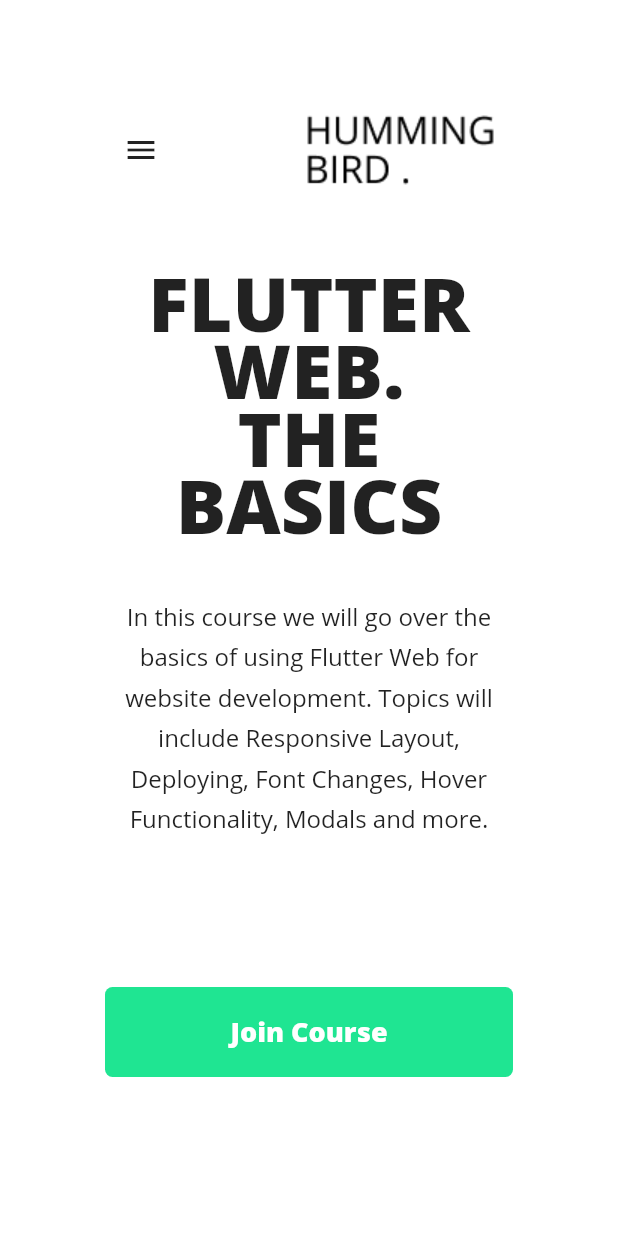
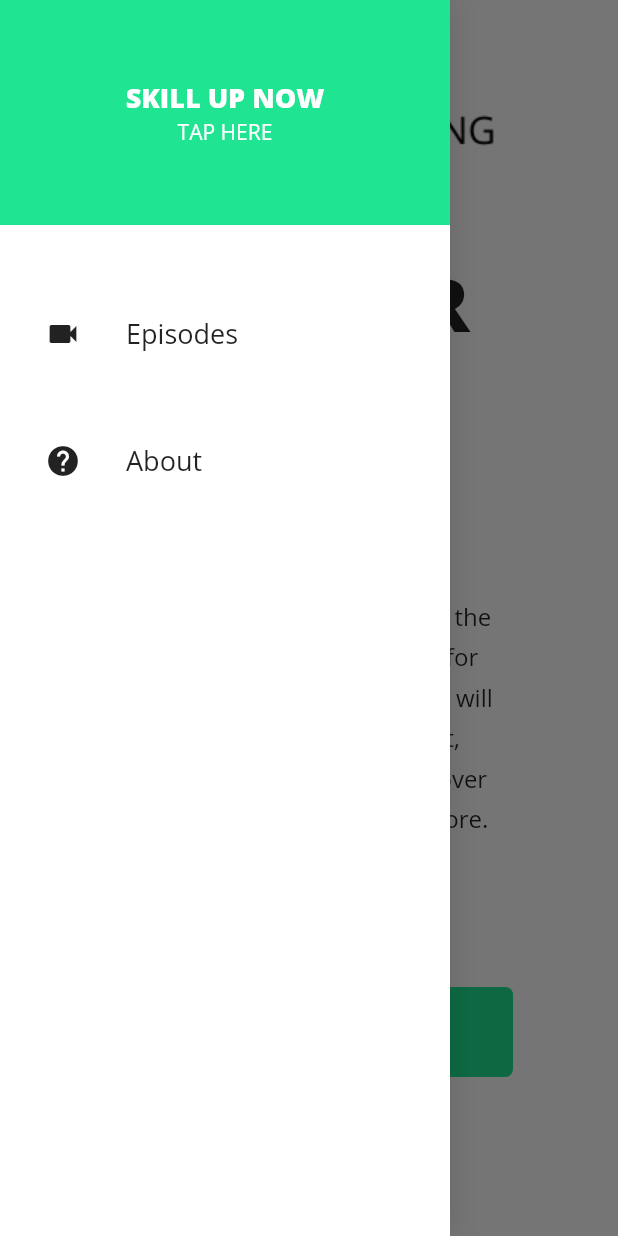
Before and after one commit to samuelematias/the_basics, a Flutter app: the screen it shows after launch, with the side drawer open (before the commit the screen has no drawer), on a phone screen of 412 x 824 dp. Run offline on Flutter 3.47's test engine with Material 2 defaults, Android fonts, the phone set to English and light mode, and no system bars; our stand-ins replace responsive_builder.

Commit message:
feat(widget): create navigation_drawer widget

```diff
--- a/lib/views/home/home_view.dart
+++ b/lib/views/home/home_view.dart
@@ -4,11 +4,16 @@
 import 'package:the_basics/views/home/home_content_mobile.dart';
 import 'package:the_basics/widgets/centered_view/centered_view.dart';
 import 'package:the_basics/widgets/navigation_bar/navigation_bar.dart';
+import 'package:the_basics/widgets/navigation_drawer/navigation_drawer.dart';
 
 class HomeView extends StatelessWidget {
   @override
   Widget build(BuildContext context) {
-    return Scaffold(
+    return ResponsiveBuilder(
+      builder: (context, sizingInformation) => Scaffold(
+        drawer: sizingInformation.deviceScreenType == DeviceScreenType.mobile
+            ? NavigationDrawer()
+            : null,
         backgroundColor: Colors.white,
         body: CenteredView(
           child: Column(
@@ -23,6 +28,7 @@
             ],
           ),
         ),
+      ),
     );
   }
 }
--- /dev/null
+++ b/lib/widgets/navigation_drawer/drawer_item.dart
@@ -0,0 +1,22 @@
+import 'package:flutter/material.dart';
+import 'package:the_basics/widgets/navigation_bar/navbar_item.dart';
+
+class DrawerItem extends StatelessWidget {
+  final String title;
+  final IconData icon;
+  const DrawerItem(this.title, this.icon);
+
+  @override
+  Widget build(BuildContext context) {
+    return Padding(
+      padding: const EdgeInsets.only(left: 30, top: 60),
+      child: Row(
+        children: <Widget>[
+          Icon(icon),
+          SizedBox(width: 30),
+          NavBarItem(title),
+        ],
+      ),
+    );
+  }
+}
--- /dev/null
+++ b/lib/widgets/navigation_drawer/navigation_drawer.dart
@@ -0,0 +1,24 @@
+import 'package:flutter/material.dart';
+import 'package:the_basics/widgets/navigation_drawer/drawer_item.dart';
+import 'package:the_basics/widgets/navigation_drawer/navigation_drawer_header.dart';
+
+class NavigationDrawer extends StatelessWidget {
+  const NavigationDrawer({Key key}) : super(key: key);
+
+  @override
+  Widget build(BuildContext context) {
+    return Container(
+      width: 300,
+      decoration: BoxDecoration(
+          color: Colors.white,
+          boxShadow: [BoxShadow(color: Colors.black12, blurRadius: 16)]),
+      child: Column(
+        children: <Widget>[
+          NavigationDrawerHeader(),
+          DrawerItem('Episodes', Icons.videocam),
+          DrawerItem('About', Icons.help),
+        ],
+      ),
+    );
+  }
+}
--- /dev/null
+++ b/lib/widgets/navigation_drawer/navigation_drawer_header.dart
@@ -0,0 +1,32 @@
+import 'package:flutter/material.dart';
+import 'package:the_basics/constants/app_colors.dart';
+
+class NavigationDrawerHeader extends StatelessWidget {
+  const NavigationDrawerHeader({Key key}) : super(key: key);
+
+  @override
+  Widget build(BuildContext context) {
+    return Container(
+      height: 150,
+      color: primaryColor,
+      alignment: Alignment.center,
+      child: Column(
+        mainAxisSize: MainAxisSize.min,
+        children: <Widget>[
+          Text(
+            'SKILL UP NOW',
+            style: TextStyle(
+              fontSize: 18,
+              fontWeight: FontWeight.w800,
+              color: Colors.white,
+            ),
+          ),
+          Text(
+            'TAP HERE',
+            style: TextStyle(color: Colors.white),
+          )
+        ],
+      ),
+    );
+  }
+}
```
Lines whose indentation alone changed are shown as unchanged.
